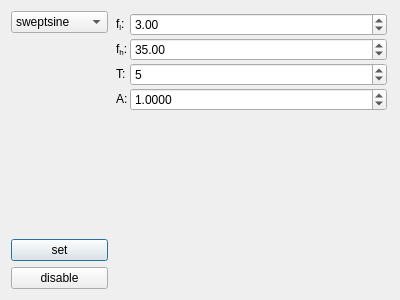
Above: QRoboticsCenter/qexcitationdialog.ui from maartenverbandt/QRoboticsCenter before the change. Below: the same form after it.
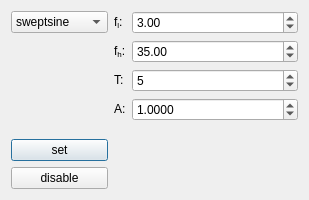
That is the form after the change. The open tabs and pages were chosen to show the change.

Commit message: Excitation dialog with separate messages

Diff of the .ui file:
```diff
--- a/QRoboticsCenter/qexcitationdialog.ui
+++ b/QRoboticsCenter/qexcitationdialog.ui
@@ -6,14 +6,20 @@
    <rect>
     <x>0</x>
     <y>0</y>
-    <width>400</width>
-    <height>300</height>
+    <width>309</width>
+    <height>200</height>
    </rect>
   </property>
+  <property name="sizePolicy">
+   <sizepolicy hsizetype="Preferred" vsizetype="Preferred">
+    <horstretch>0</horstretch>
+    <verstretch>0</verstretch>
+   </sizepolicy>
+  </property>
   <property name="minimumSize">
    <size>
-    <width>400</width>
-    <height>300</height>
+    <width>300</width>
+    <height>200</height>
    </size>
   </property>
   <property name="windowTitle">
@@ -46,10 +52,13 @@
        <property name="orientation">
         <enum>Qt::Vertical</enum>
        </property>
+       <property name="sizeType">
+        <enum>QSizePolicy::MinimumExpanding</enum>
+       </property>
        <property name="sizeHint" stdset="0">
         <size>
          <width>20</width>
-         <height>40</height>
+         <height>20</height>
         </size>
        </property>
       </spacer>
@@ -72,6 +81,12 @@
    </item>
    <item>
     <widget class="QStackedWidget" name="stackedWidget">
+     <property name="sizePolicy">
+      <sizepolicy hsizetype="Preferred" vsizetype="MinimumExpanding">
+       <horstretch>0</horstretch>
+       <verstretch>0</verstretch>
+      </sizepolicy>
+     </property>
      <property name="currentIndex">
       <number>0</number>
      </property>
@@ -215,22 +230,22 @@
      <widget class="QWidget" name="page_3">
       <layout class="QFormLayout" name="formLayout_2">
        <property name="horizontalSpacing">
-        <number>2</number>
+        <number>6</number>
        </property>
        <property name="verticalSpacing">
-        <number>2</number>
+        <number>6</number>
        </property>
        <property name="leftMargin">
-        <number>2</number>
+        <number>0</number>
        </property>
        <property name="topMargin">
-        <number>2</number>
+        <number>0</number>
        </property>
        <property name="rightMargin">
-        <number>2</number>
+        <number>0</number>
        </property>
        <property name="bottomMargin">
-        <number>2</number>
+        <number>0</number>
        </property>
        <item row="1" column="1">
         <widget class="QDoubleSpinBox" name="doubleSpinBox_fl_2">
```
Left out of the diff: 6 changed lines with no effect on the pictures. The commit also changes 2 other files.
